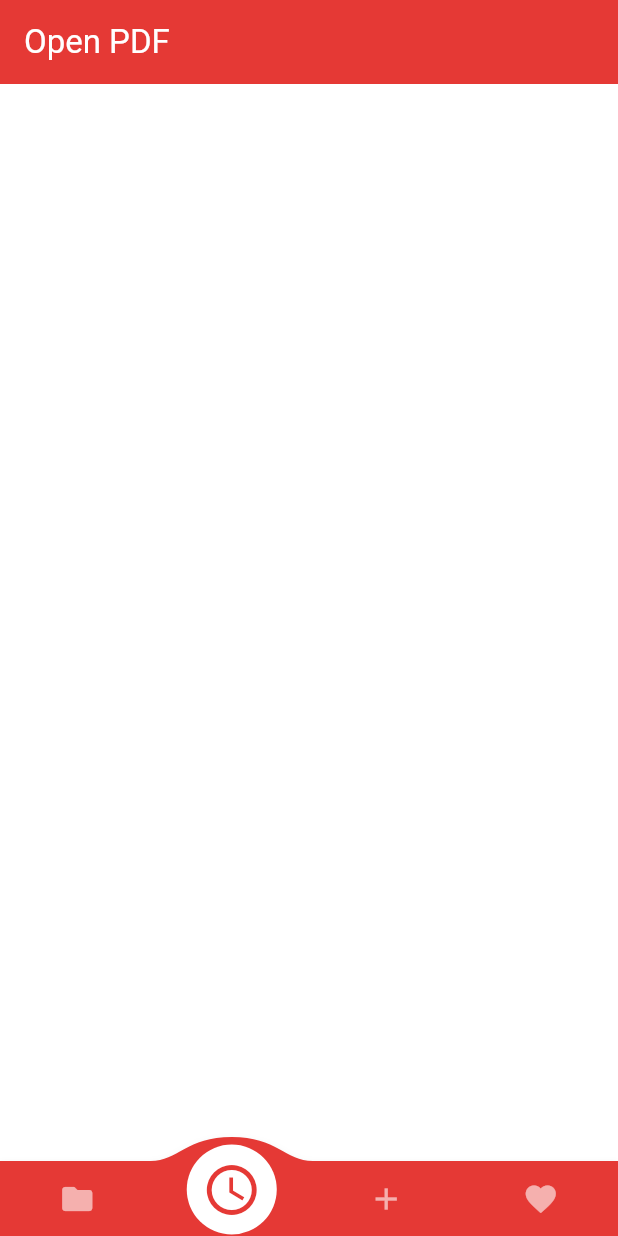
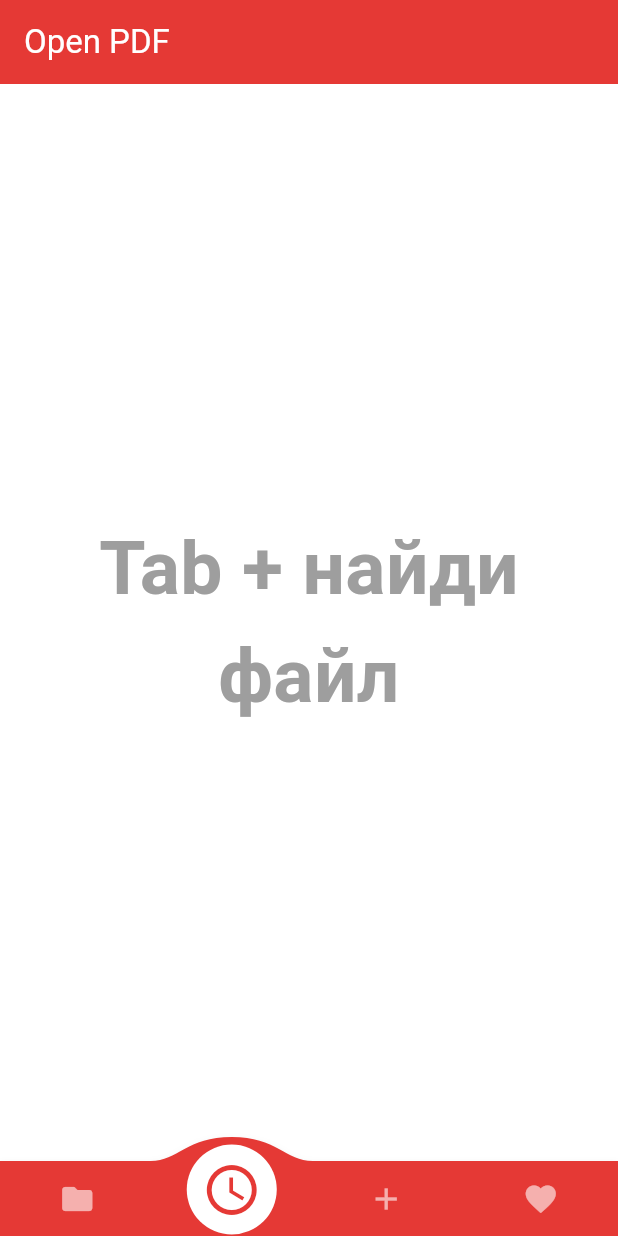
Before and after one commit to giraf32/open_pdf, a Flutter app: the screen it shows after launch, on a phone screen of 412 x 824 dp. Run offline on Flutter 3.47's test engine with Material 3 defaults, Android fonts, the light colour scheme and no system bars; drawn by our look-alikes of animated_text_kit, convex_bottom_bar; our stand-ins replace file_picker, share_plus, sqflite; missing offline and left inert: pdfrx; accounts and stored records are empty.

Commit message:
add animated text

```diff
--- a/lib/app/data/repository/pdf_repository.dart
+++ b/lib/app/data/repository/pdf_repository.dart
@@ -79,7 +79,7 @@ class PdfRepository implements PdfApi {
   }
 
   @override
-  Future<List<PdfModel>?> getPdfListStorage() async {
+  Future<List<PdfModel>?> getPdfListDeviceStorage() async {
     final result = await FilePicker.platform.pickFiles(
         type: FileType.custom, allowedExtensions: ['pdf'], allowMultiple: true);
 
--- a/lib/app/domain/pdf_api.dart
+++ b/lib/app/domain/pdf_api.dart
@@ -6,7 +6,7 @@ abstract class PdfApi {
   Future<void> deleteFilePdfAndModelDb({required PdfModel pdfModel});
   Future<List<PdfModel>> getPdfListModelFromDbHistory();
   Future<List<PdfModel>> getPdfListModelFromDbFavorite();
-  Future<List<PdfModel>?> getPdfListStorage();
+  Future<List<PdfModel>?> getPdfListDeviceStorage();
   Future<void> deleteDbPdfModel({required PdfModel pdfModel});
   Future<void> savePdfModelFavouritesAppStorage({required PdfModel pdfModel});
   Future<void> updatePdfModel({required PdfModel pdfModel});
--- a/lib/app/domain/provider/provider_pdf.dart
+++ b/lib/app/domain/provider/provider_pdf.dart
@@ -31,7 +31,7 @@ class ProviderPDF extends ChangeNotifier {
   Future<void> addListFilePdfFromStorage(BuildContext context) async {
     try {
       notifierState = NotifierState.loading;
-      final listPdfModelsStorage = await _pdfRepository.getPdfListStorage();
+      final listPdfModelsStorage = await _pdfRepository.getPdfListDeviceStorage();
 
       if (listPdfModelsStorage == null) {
         notifierState = NotifierState.loaded;
--- a/lib/app/ui/page/home_page_pdf.dart
+++ b/lib/app/ui/page/home_page_pdf.dart
@@ -25,10 +25,11 @@ class _HomePagePdfState extends State<HomePagePdf> {
   Widget build(BuildContext context) {
    // debugPrint('position $position');
     //TabStyle tabStyle = TabStyle.reactCircle;
-
+   // TabController controller;
     return Scaffold(
         backgroundColor: Theme.of(context).scaffoldBackgroundColor,
         bottomNavigationBar: ConvexAppBar(
+         // controller: controller ,
           style: TabStyle.reactCircle,
           backgroundColor: Theme.of(context).primaryColor,
           initialActiveIndex: indexActive,
--- /dev/null
+++ b/lib/app/ui/widget/animated_text.dart
@@ -0,0 +1,24 @@
+
+
+import 'package:animated_text_kit/animated_text_kit.dart';
+import 'package:flutter/material.dart';
+const find = Text('+',style: TextStyle(color: Colors.red, fontWeight: FontWeight.bold, fontSize: 70),);
+const textAnimated = 'Tab + найди файл';
+const styleTextAnimated =
+    TextStyle(fontSize: 50, fontWeight: FontWeight.bold, color: Colors.grey);
+
+class AnimatedText extends StatelessWidget {
+  const AnimatedText({super.key});
+
+  @override
+  Widget build(BuildContext context) {
+    return Center(
+      child: SizedBox(
+        child: AnimatedTextKit(animatedTexts: [
+          TyperAnimatedText(textAnimated,
+              textAlign: TextAlign.center, textStyle: styleTextAnimated),
+        ]),
+      ),
+    );
+  }
+}
--- a/lib/app/ui/widget/menu_button.dart
+++ b/lib/app/ui/widget/menu_button.dart
@@ -47,7 +47,7 @@ class MenuButton extends StatelessWidget {
               },
               child: Row(
                 children: [
-                  Icon(Icons.favorite,color: Colors.redAccent,),
+                  Icon(Icons.favorite, color: pdfModel.favourites == 1 ? Colors.redAccent : Colors.black,),
                   SizedBox(width: 10),
                   Text('В избранное')
                 ],
--- a/lib/app/ui/widget/pdf_list_history.dart
+++ b/lib/app/ui/widget/pdf_list_history.dart
@@ -1,5 +1,6 @@
 import 'package:flutter/material.dart';
 import 'package:open_pdf/app/domain/provider/provider_pdf.dart';
+import 'package:open_pdf/app/ui/widget/animated_text.dart';
 import 'package:open_pdf/app/ui/widget/pdf_list_item.dart';
 import 'package:provider/provider.dart';
 
@@ -17,11 +18,18 @@ class PDFListHistory extends StatelessWidget {
           child: CircularProgressIndicator(),
         );
       } else {
-        return ListView(
-          children: notifier.pdfModelListHistory.map((e) {
-            return PdfListItem(pdfModel: e!);
-          }).toList(),
-        );
+        if(notifier.pdfModelListHistory.isNotEmpty){
+          return  ListView(
+            children: notifier.pdfModelListHistory.map((e) {
+             // if(e == null)return AnimatedText();
+              //TODO null
+              return PdfListItem(pdfModel: e!);
+            }).toList(),
+          );
+        } else {
+          return AnimatedText();
+        }
+
       }
     });
   }
--- a/lib/app/ui/widget/shows_first_page_card.dart
+++ b/lib/app/ui/widget/shows_first_page_card.dart
@@ -7,7 +7,7 @@ class ShowsFirstPageCard extends StatelessWidget {
   final String filePath;
    ShowsFirstPageCard({super.key, required this.filePath});
   //final size = Size(40, 70);
- // final pages = PdfPage;
+  final pages = PdfPage;
   @override
   Widget build(BuildContext context) {
     // final document = PdfDocument.openFile(filePath);
@@ -25,13 +25,13 @@ class ShowsFirstPageCard extends StatelessWidget {
                 document: document,
                 pageNumber: 1,
                 alignment: Alignment.topCenter,
-              //  pageSizeCallback: v(Size(70, 40)) ,
+              //  pageSizeCallback: v(Size(70, 40),document!.pages[0]) ,
                 // maximumDpi: 200,
               ),
             ));
   }
 
-  v (Size size ) {
+  v (Size size,PdfPage page ) {
   // var pageHeight = page.height ;
   // var pageWidth = page.width ;
    var widgetHeight = size.height;
--- a/lib/route/open_pdf.dart
+++ b/lib/route/open_pdf.dart
@@ -6,8 +6,8 @@ import 'package:open_pdf/app/ui/page/home_page_pdf.dart';
 import '../app/ui/viewer_pdf/pdf_rx.dart';
 
 class OpenPdfRx {
-  void openPDFRoute(BuildContext context, File file) => Navigator.of(context)
-      .push(MaterialPageRoute(builder: (context) => PdfRx(file: file)));
+  void openPDFRoute(BuildContext context, File file , String name) => Navigator.of(context)
+      .push(MaterialPageRoute(builder: (context) => PdfRx(file: file, name: name,)));
 }
 
 class OpenPdfScreenFavourites {
--- a/pubspec.yaml
+++ b/pubspec.yaml
@@ -44,6 +44,7 @@ dependencies:
   sqflite: ^2.3.2
   pdfrx: ^1.0.65
   intl: ^0.19.0
+  animated_text_kit: ^4.2.2
 
 
 
```
Also changed, not shown: lib/app/ui/viewer_pdf/pdf_rx.dart (+7 -7 lines), lib/app/ui/widget/pdf_list_item.dart (+6 -3 lines), pubspec.lock.
